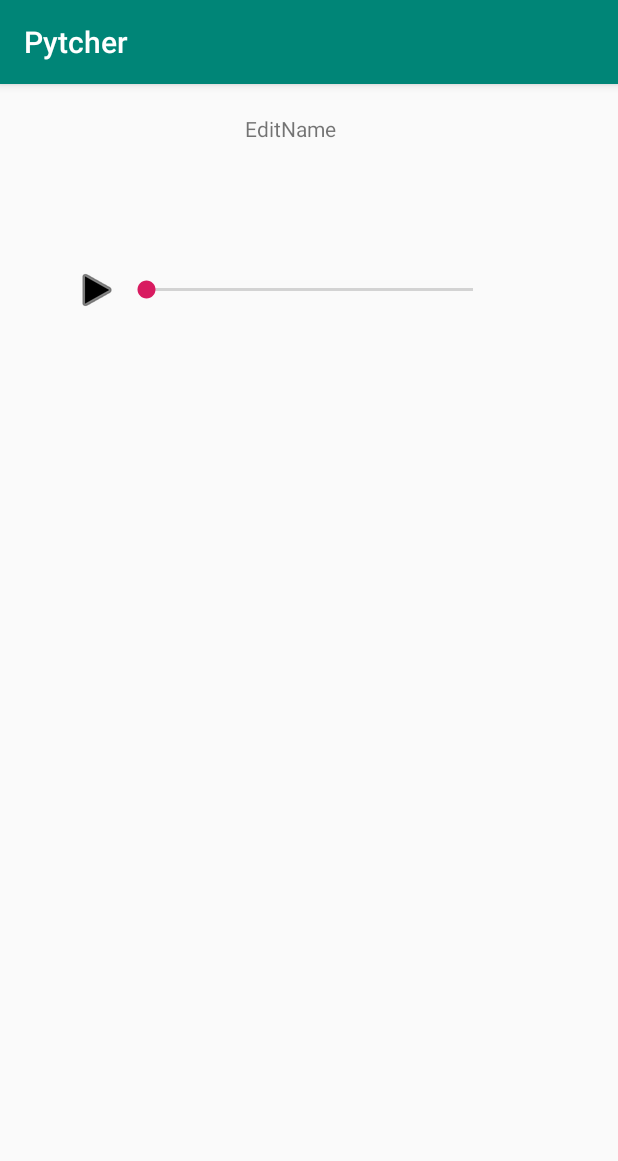
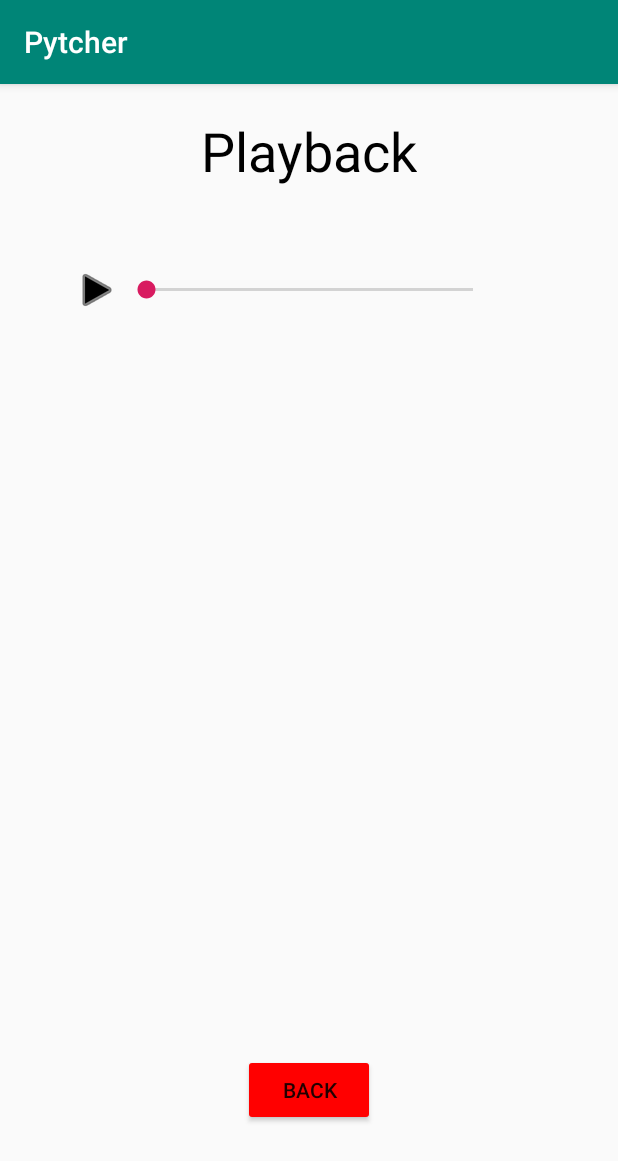
Before and after one commit to Qwertazertl0/125Final, an Android app: the EditActivity screen opened directly, with no data from a screen before it, on a phone screen of 412 x 824 dp. Shown: the top 1161 px of the screen. Run offline under Robolectric (Android 15) with nearby library versions, the light colour scheme and no system bars.

Commit message:
playback worked on, recording still has issues

```diff
--- a/app/src/main/java/com/pytcher/pytcher/EditActivity.java
+++ b/app/src/main/java/com/pytcher/pytcher/EditActivity.java
@@ -1,31 +1,55 @@
 package com.pytcher.pytcher;
 
+import android.app.AlertDialog;
+import android.content.DialogInterface;
+import android.content.Intent;
 import android.media.AudioAttributes;
 import android.media.AudioFormat;
 import android.media.AudioTrack;
 import android.os.Bundle;
+import android.provider.MediaStore;
 import android.support.v7.app.AppCompatActivity;
+import android.util.Log;
+import android.view.View;
+import android.widget.Button;
 import android.widget.ImageButton;
 import android.widget.SeekBar;
+
+import java.io.BufferedReader;
+import java.io.FileNotFoundException;
+import java.io.FileReader;
+import java.io.IOException;
+import java.util.Arrays;
 
 public class EditActivity extends AppCompatActivity {
 
     private AudioTrack recordingPlayer;
-    private ImageButton play;
+    private BufferedReader bufferedReader;
+    private ImageButton play, pause;
+    private Button back;
     private SeekBar seekBar;
+    private Thread writePlayBack;
     private boolean isPlay = false;
+    private int length;
 
-    private short[] recording;
+    public EditActivity() throws FileNotFoundException {
+    }
 
     @Override
     protected void onCreate(Bundle savedInstanceState) {
         super.onCreate(savedInstanceState);
-//        Bundle extras = getIntent().getExtras();
-//        recording = extras.getShortArray("Recording");
 
         setContentView(R.layout.activity_edit);
         play = findViewById(R.id.playButton);
+        pause = findViewById(R.id.pauseButton);
+        pause.setVisibility(View.INVISIBLE);
         seekBar = findViewById(R.id.seekBar);
+        back = findViewById(R.id.backButton);
+        try {
+            bufferedReader = new BufferedReader(new FileReader(this.getApplicationContext().getFilesDir().getPath() + "/recording.csv"));
+        } catch (FileNotFoundException e) {
+            e.printStackTrace();
+        }
 
         recordingPlayer = new AudioTrack.Builder()
                 .setAudioAttributes(new AudioAttributes.Builder()
@@ -36,11 +60,69 @@ public class EditActivity extends AppCompatActivity {
                         .setEncoding(AudioFormat.ENCODING_PCM_16BIT)
                         .setChannelMask(AudioFormat.CHANNEL_OUT_MONO)
                         .build())
-                .setTransferMode(AudioTrack.MODE_STATIC)
+                .setTransferMode(AudioTrack.MODE_STREAM)
+                .setBufferSizeInBytes(AudioTrack.getMinBufferSize(44100, AudioFormat.CHANNEL_OUT_MONO, AudioFormat.ENCODING_PCM_16BIT))
                 .build();
 
+        writePlayBack = new Thread(new Runnable() {
+            @Override
+            public void run() {
+                readFromRecordingFile();
+            }
+        });
+        writePlayBack.start();
+
         play.setOnClickListener((v) -> {
-            //recordingPlayer.play();
+            if (!isPlay) {
+                recordingPlayer.play();
+                play.setVisibility(View.INVISIBLE);
+                pause.setVisibility(View.VISIBLE);
+                isPlay = true;
+            }
+        });
+
+        pause.setOnClickListener((v) -> {
+            if (isPlay) {
+                recordingPlayer.pause();
+                play.setVisibility(View.VISIBLE);
+                pause.setVisibility(View.INVISIBLE);
+                isPlay = false;
+            }
+        });
+
+        back.setOnClickListener((v) -> {
+            AlertDialog.Builder builder = new AlertDialog.Builder(EditActivity.this);
+            builder.setMessage("Your recording will be lost. Are you sure?").setPositiveButton("Yes", dialogClickListener)
+                    .setNegativeButton("No", dialogClickListener).show();
         });
     }
+
+    DialogInterface.OnClickListener dialogClickListener = (dialog, which) -> {
+        switch (which){
+            case DialogInterface.BUTTON_POSITIVE:
+                Intent intent = new Intent(EditActivity.this, MainActivity.class);
+                startActivity(intent);
+                break;
+            case DialogInterface.BUTTON_NEGATIVE:
+                break;
+        }
+    };
+
+    private void readFromRecordingFile() {
+        try {
+            String line;
+            while ((line = bufferedReader.readLine()) != null) {
+                Log.e("counter", "this happened");
+                String[] pcmVals = line.split(",");
+                short[] pcmValsShorts = new short[pcmVals.length - 1];
+                for (int i = 1; i < pcmVals.length; i++) {
+                    pcmValsShorts[i - 1] = Short.parseShort(pcmVals[i]);
+                }
+                recordingPlayer.write(pcmValsShorts, 0, pcmValsShorts.length);
+                //Log.e("outputting from bufferedreader", Arrays.toString(pcmValsShorts));
+            }
+        } catch (IOException e) {
+            e.printStackTrace();
+        }
+    }
 }
--- a/app/src/main/java/com/pytcher/pytcher/MainActivity.java
+++ b/app/src/main/java/com/pytcher/pytcher/MainActivity.java
@@ -19,6 +19,11 @@ import android.widget.Button;
 import android.widget.TextView;
 import android.widget.Toast;
 
+import java.io.BufferedWriter;
+import java.io.File;
+import java.io.FileWriter;
+import java.io.IOException;
+
 public class MainActivity extends AppCompatActivity implements SensorEventListener {
     private SensorManager sensorManager;
     private Sensor accelerometer;
@@ -26,13 +31,19 @@ public class MainActivity extends AppCompatActivity implements SensorEventListen
     private Button set, record;
     private Context context;
     private TextView note, freq;
+    static private BufferedWriter bufferedWriter;
     private boolean isSet = false, isRecord = false;
     private final int DEFAULT_BUTTON_COLOR = 0xFFD6D7D7;
     private final double FREQ_LOG_BASE = 1.059463094359;
     private final String[] frequencyList = {"A", "A#", "B", "C", "C#", "D", "D#", "E", "F", "F#", "G", "G#"};
+    private File recording;
+
 
     SinBuzzer sinBuzzer = new SinBuzzer(4410);
     Thread playThread = new Thread(sinBuzzer);
+
+    public MainActivity() throws IOException {
+    }
 
     @Override
     protected void onCreate(Bundle savedInstanceState) {
@@ -43,9 +54,15 @@ public class MainActivity extends AppCompatActivity implements SensorEventListen
         context = this.getApplicationContext();
         note = findViewById(R.id.note);
         freq = findViewById(R.id.frequency);
+        recording = new File(context.getFilesDir(), "recording.csv");
 
         playThread.start();
         sinBuzzer.primeAudioSink();
+        try {
+            bufferedWriter = new BufferedWriter(new FileWriter(recording));
+        } catch (IOException e) {
+            e.printStackTrace();
+        }
 
         set.setOnClickListener((v) -> {
             if (!isRecord) {
@@ -56,9 +73,6 @@ public class MainActivity extends AppCompatActivity implements SensorEventListen
                 } else {
                     set.getBackground().setTint(Color.RED);
                     sinBuzzer.play();
-//                    Toast toast = Toast.makeText(context, "You are setting the note now", Toast.LENGTH_SHORT);
-//                    toast.setGravity(Gravity.CENTER_VERTICAL, 0, 0);
-//                    toast.show();
                 }
                 isSet = !isSet;
             } else {
@@ -74,11 +88,10 @@ public class MainActivity extends AppCompatActivity implements SensorEventListen
                     sinBuzzer.stop();
 
                     AlertDialog.Builder builder = new AlertDialog.Builder(MainActivity.this);
-                    builder.setMessage("Would you like to save and edit your recording?").setPositiveButton("Yes", dialogClickListener)
+                    builder.setMessage("Would you like to playback your recording?").setPositiveButton("Yes", dialogClickListener)
                             .setNegativeButton("No", dialogClickListener).show();
                 } else {
                     record.getBackground().setTint(Color.RED);
-//                    Toast.makeText(context, "You are recording now", Toast.LENGTH_SHORT).show();
                     sinBuzzer.setRecord(true);
                     sinBuzzer.play();
                 }
@@ -99,11 +112,16 @@ public class MainActivity extends AppCompatActivity implements SensorEventListen
         }
     }
 
+    @Override
+    protected void onResume() {
+        super.onResume();
+        recording = new File(context.getFilesDir(), "recording.csv");
+    }
+
     DialogInterface.OnClickListener dialogClickListener = (dialog, which) -> {
         switch (which){
             case DialogInterface.BUTTON_POSITIVE:
                 Intent intent = new Intent(MainActivity.this, EditActivity.class);
-                //intent.putExtra("Recording", sinBuzzer.getRecordedSound());
                 startActivity(intent);
                 break;
             case DialogInterface.BUTTON_NEGATIVE:
@@ -148,4 +166,26 @@ public class MainActivity extends AppCompatActivity implements SensorEventListen
         }
         return frequencyList[halfSteps];
     }
+
+    public static void writeToCSV(short[] buffer, int length) {
+        int counter = 0;
+        boolean newline = false;
+        try {
+            for (int i = 0; i < Math.min(buffer.length, length + 1); i++) {
+                bufferedWriter.append(",");
+                bufferedWriter.append(Short.toString(buffer[i]));
+                counter++;
+                if (counter > 100) {
+                    bufferedWriter.newLine();
+                    counter -= 100;
+                    newline = true;
+                }
+            }
+            if (!newline) {
+                bufferedWriter.newLine();
+            }
+        } catch (IOException e) {
+            e.printStackTrace();
+        }
+    }
 }
--- a/app/src/main/res/layout/activity_edit.xml
+++ b/app/src/main/res/layout/activity_edit.xml
@@ -14,10 +14,11 @@
         android:layout_marginTop="20dp"
         android:layout_marginEnd="163dp"
         android:layout_marginBottom="309dp"
-        android:text="EditName"
+        android:text="Playback"
+        android:textColor="@android:color/black"
+        android:textSize="36sp"
         app:layout_constraintBottom_toBottomOf="parent"
         app:layout_constraintEnd_toEndOf="parent"
-        app:layout_constraintHorizontal_bias="0.0"
         app:layout_constraintStart_toStartOf="parent"
         app:layout_constraintTop_toTopOf="parent"
         app:layout_constraintVertical_bias="0.0" />
@@ -32,6 +33,19 @@
         app:layout_constraintTop_toTopOf="parent" />
 
     <ImageButton
+        android:id="@+id/pauseButton"
+        android:layout_width="39dp"
+        android:layout_height="38dp"
+        android:background="@android:drawable/screen_background_light_transparent"
+        android:tint="@android:color/black"
+        app:layout_constraintBottom_toBottomOf="@+id/seekBar"
+        app:layout_constraintEnd_toEndOf="@+id/playButton"
+        app:layout_constraintHorizontal_bias="1.0"
+        app:layout_constraintStart_toStartOf="parent"
+        app:layout_constraintTop_toTopOf="@+id/seekBar"
+        app:srcCompat="@android:drawable/ic_media_pause" />
+
+    <ImageButton
         android:id="@+id/playButton"
         android:layout_width="33dp"
         android:layout_height="wrap_content"
@@ -42,4 +56,18 @@
         app:layout_constraintTop_toTopOf="@+id/seekBar"
         app:srcCompat="@android:drawable/ic_media_play" />
 
+    <Button
+        android:id="@+id/backButton"
+        android:layout_width="wrap_content"
+        android:layout_height="wrap_content"
+        android:layout_marginStart="8dp"
+        android:layout_marginTop="8dp"
+        android:layout_marginEnd="8dp"
+        android:text="Back"
+        app:layout_constraintBottom_toBottomOf="parent"
+        app:layout_constraintEnd_toEndOf="parent"
+        app:layout_constraintStart_toStartOf="parent"
+        app:layout_constraintTop_toBottomOf="@+id/seekBar"
+        app:layout_constraintVertical_bias="0.87" />
+
 </android.support.constraint.ConstraintLayout>
```
Also changed, not shown: app/src/main/java/com/pytcher/pytcher/SinBuzzer.java (+13 -30 lines).
